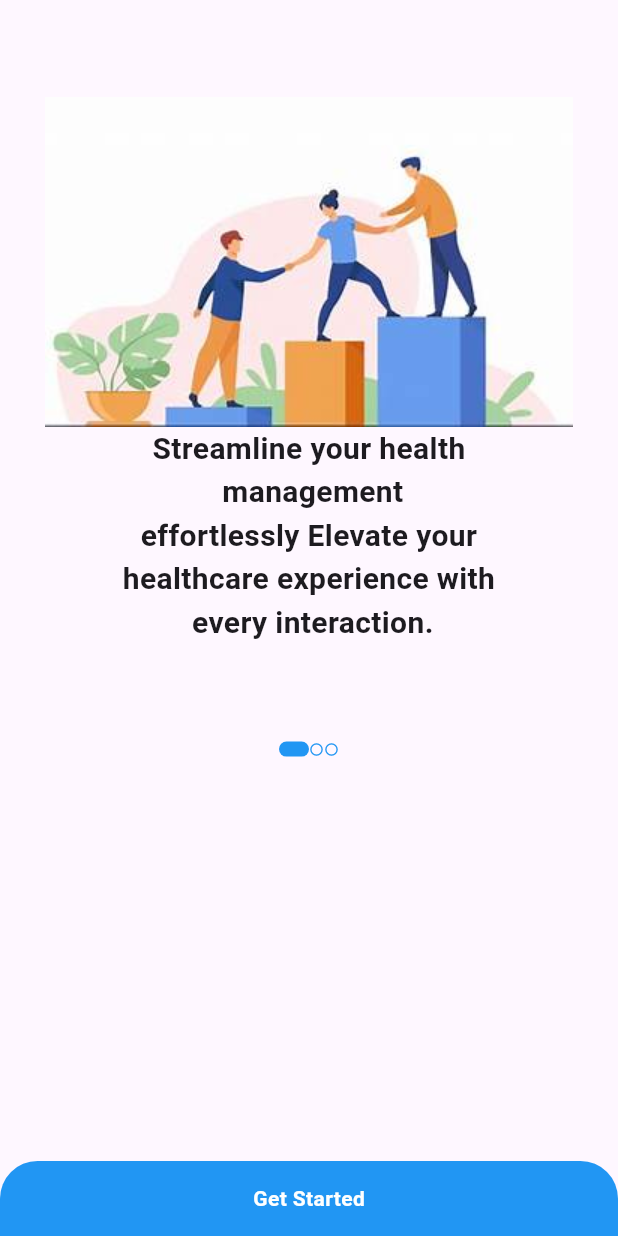
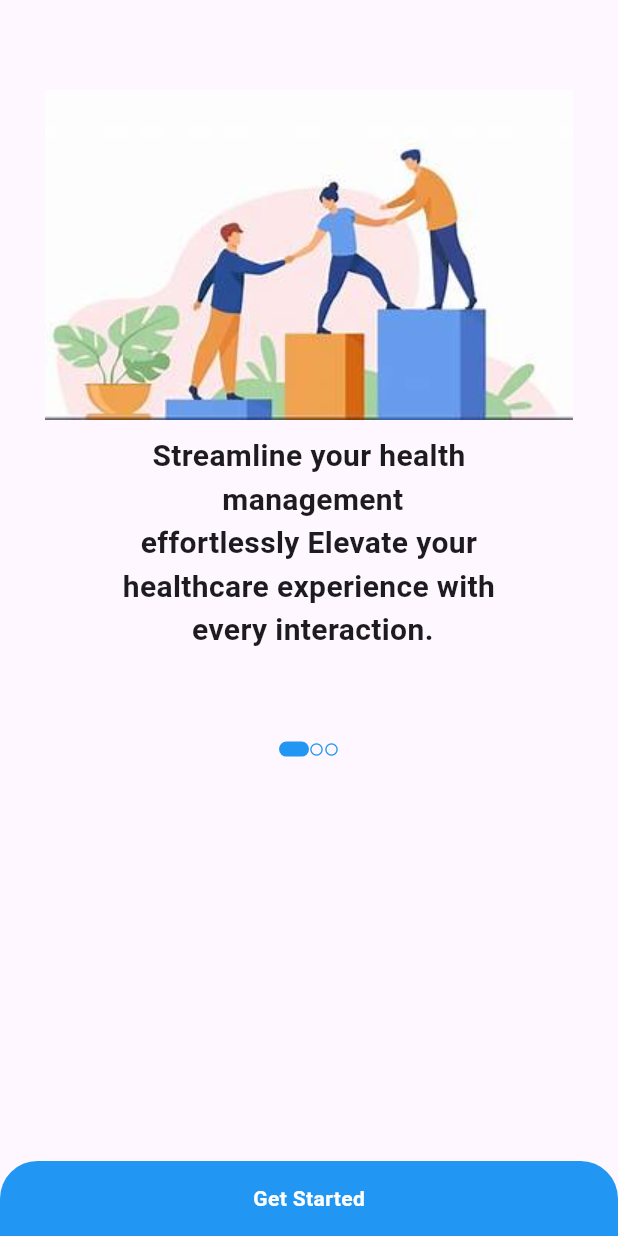
Before and after one commit to aminrazakhan07/getx-practice, a Flutter app: the screen it shows after launch, on a phone screen of 412 x 824 dp. Run offline on Flutter 3.47's test engine with Material 3 defaults, Android fonts, the phone set to English and light mode, and no system bars; our stand-ins replace get, get_storage.

Commit message:
splash scr

```diff
--- a/lib/Medical App/Widgets/Onboarding.dart
+++ b/lib/Medical App/Widgets/Onboarding.dart
@@ -13,6 +13,7 @@ class CusOnboarding extends StatelessWidget {
       crossAxisAlignment: CrossAxisAlignment.center,
       children: [
         Image.asset(image),
+        SizedBox(height: 10),
         Text(
           content,
           textAlign: TextAlign.center,
```
Also changed, not shown: pubspec.yaml (+151 -0 lines).
